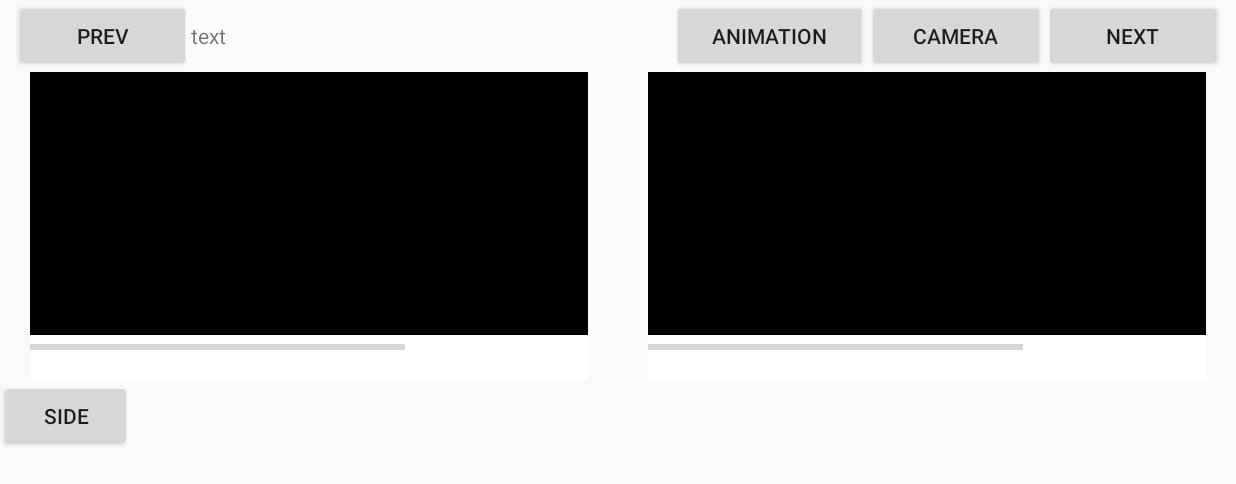
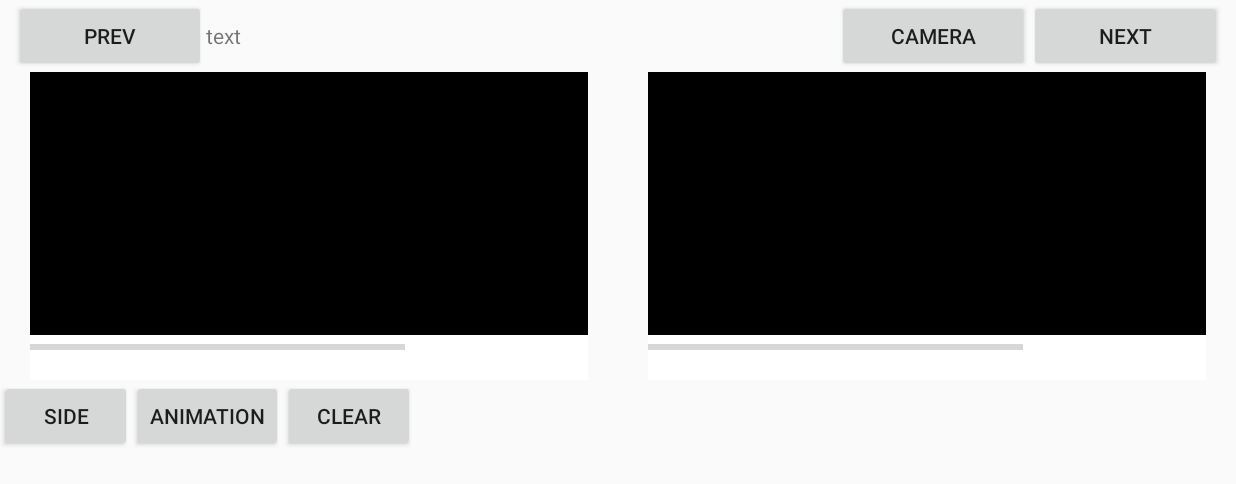
Before and after one commit to KPU-SATEH/hearmyheart, an Android app: the function2 screen opened directly, with no data from a screen before it, on a phone screen of 824 x 412 dp (held sideways). Shown: the top 484 px of the screen. Run offline under Robolectric (Android 15) with nearby library versions, the light colour scheme and no system bars; 3 statements that could not run were skipped.

Commit message:
gif download function performance upgrade

```diff
--- a/hearmyheart/app/src/main/java/com/example/hearmyheart/MainActivity.java
+++ b/hearmyheart/app/src/main/java/com/example/hearmyheart/MainActivity.java
@@ -17,7 +17,6 @@ import java.io.Serializable;
 import java.net.HttpURLConnection;
 import java.net.URL;
 import java.util.ArrayList;
-import java.util.HashMap;
 
 public class MainActivity extends AppCompatActivity implements Serializable {
     String myJSON;
@@ -33,8 +32,6 @@ public class MainActivity extends AppCompatActivity implements Serializable {
     private static final String TAG_GOOD ="good";
 
     JSONArray board = null;
-    ArrayList<HashMap<String, String>> boardList; // 게시판 내용을 담을 해쉬맵 배열리스트
-    HashMap<String, String> bbs;
 
     ArrayList<String> idx_list; // 키값 게시글을 구분하기 위하여 따로 저장
     ArrayList<String> title_list;
@@ -48,7 +45,7 @@ public class MainActivity extends AppCompatActivity implements Serializable {
         setContentView(R.layout.activity_main);
         idx_list = new ArrayList<>();
         title_list = new ArrayList<>();
-        getData("http://13.112.134.194/noticeboard.php");
+        getData("http://13.112.211.84/noticeboard.php");
 
         fnc1_btn = (Button) findViewById(R.id.fnc1_btn);
         fnc2_btn = (Button) findViewById(R.id.fnc2_btn);
--- a/hearmyheart/app/src/main/java/com/example/hearmyheart/function2.java
+++ b/hearmyheart/app/src/main/java/com/example/hearmyheart/function2.java
@@ -1,61 +1,101 @@
 package com.example.hearmyheart;
+
 import android.app.Activity;
 import android.hardware.Camera;
+import android.os.AsyncTask;
 import android.os.Bundle;
 import android.view.SurfaceHolder;
 import android.view.SurfaceView;
 import android.view.View;
 import android.view.WindowManager;
 import android.widget.Button;
+import android.widget.ProgressBar;
 import android.widget.TextView;
+import android.widget.Toast;
+
+import com.felipecsl.gifimageview.library.GifImageView;
 
 import java.util.ArrayList;
 
-public class function2 extends Activity {
+public class function2 extends Activity implements Runnable{
+    private SideFaceDialog mSideFaceDialog;
+    ProgressBar progressBar1,progressBar2;
+    int progress=0;
+    Thread thread;
+
+    private static final String TAG = "MainActivity";
+    private GifImageView gifImageView;
+    private Button btnToggle;
 
     private SurfaceView surfaceView;
     private SurfaceHolder surfaceHolder;
     private Camera camera;
-    boolean flag = false;
+    private boolean flag = false;
+    private boolean stopped = true;
     Button camera_btn,btn1,btn2;
     TextView tv;
-    ArrayList<String> list;
+    ArrayList<String> idx;
     ArrayList<String> title;
     int num;
+    byte[][] gif;
+
 
     @Override
-    protected void onCreate(Bundle savedInstanceState) {
+    public void onCreate(Bundle savedInstanceState){
         super.onCreate(savedInstanceState);
         getWindow().setFlags(WindowManager.LayoutParams.FLAG_FULLSCREEN, WindowManager.LayoutParams.FLAG_FULLSCREEN);
-        list = (ArrayList<String>) getIntent().getSerializableExtra("idx");
+        idx = (ArrayList<String>) getIntent().getSerializableExtra("idx");
         title = (ArrayList<String>) getIntent().getSerializableExtra("title");
-        num = Integer.parseInt(list.get(0));
+        num = Integer.parseInt(idx.get(0));
+        gif = new byte[4][];
+
+        getGif("http://13.112.211.84/");
+
 
         setContentView(R.layout.activity_function1);
+
+        progressBar1 = (ProgressBar) findViewById(R.id.progressBar1);
+        progressBar2 = (ProgressBar) findViewById(R.id.progressBar2);
+
         btn1 = (Button) findViewById(R.id.prev_btn);
         btn2 = (Button) findViewById(R.id.next_btn);
+        camera_btn = (Button) findViewById(R.id.button1);
+        btnToggle = (Button) findViewById(R.id.btnToggle);
+
         tv = (TextView) findViewById(R.id.text);
-        camera_btn = (Button) findViewById(R.id.button1);
-        surfaceView = (SurfaceView) findViewById(R.id.surfaceView);
+        surfaceView = (SurfaceView)findViewById(R.id.surfaceView);
         surfaceHolder = surfaceView.getHolder();
         surfaceHolder.addCallback(surfaceListener);
         surfaceHolder.setType(SurfaceHolder.SURFACE_TYPE_PUSH_BUFFERS);
 
+        gifImageView = (GifImageView) findViewById(R.id.gifImageView);
+        progressBar1.setProgress(0);
+        tv.setText(title.get(0));
+
+
         btn1.setOnClickListener(new View.OnClickListener() {
             @Override
             public void onClick(View view) {
+                stopped = false;
+                progressBar1.setProgress(0);
+                progress = 0;
                 if(num > 0) {
                     num--;
                     tv.setText(title.get(num));
+                    gifImageView.setBytes(gif[num]);
                 }
             }
         });
         btn2.setOnClickListener(new View.OnClickListener() {
             @Override
             public void onClick(View view) {
-                if(num < list.size()-1) {
+                stopped = false;
+                progressBar1.setProgress(0);
+                progress = 0;
+                if(num < idx.size()-1) {
                     num++;
                     tv.setText(title.get(num));
+                    gifImageView.setBytes(gif[num]);
                 }
             }
         });
@@ -63,18 +103,60 @@ public class function2 extends Activity {
         camera_btn.setOnClickListener(new View.OnClickListener() {
             @Override
             public void onClick(View view) {
-                if (flag) {
+                if(flag) {
                     surfaceView.setVisibility(View.INVISIBLE);
                     flag = false;
-                } else {
+                }
+                else {
                     surfaceView.setVisibility(View.VISIBLE);
                     flag = true;
                 }
             }
         });
+
+        btnToggle.setOnClickListener(new View.OnClickListener() {
+            @Override
+            public void onClick(View view) {
+                if (gifImageView.isAnimating()) {
+                    stopped = false;
+                    progressBar1.setProgress(progress);
+                    gifImageView.stopAnimation();
+                } else {
+                    stopped = true;
+                    progressBar1.setProgress(progress);
+                    gifImageView.startAnimation();
+                    thread = new Thread(function2.this);
+                    thread.start();
+                }
+            }
+        });
+
+        gifImageView.setOnAnimationStop(new GifImageView.OnAnimationStop() {
+            @Override public void onAnimationStop() {
+                runOnUiThread(new Runnable() {
+                    @Override public void run() {
+                        Toast.makeText(function2.this, "Animation stopped", Toast.LENGTH_SHORT).show();
+                    }
+                });
+            }
+        });
     }
 
-    /////////// 안드로이드 화면에 게시판 목록화를 띄우는 함수 //////////////////
+    public void run(){
+        while(progress<650&&stopped){
+            ++progress;
+            progressBar1.setProgress(progress);
+            try {
+                thread.sleep(10);
+            } catch (InterruptedException e) {
+                // TODO Auto-generated catch block
+                e.printStackTrace();
+            }
+        }
+        gifImageView.stopAnimation();
+        if(progress == 650)
+            progress = 0;
+    }
 
     private SurfaceHolder.Callback surfaceListener = new SurfaceHolder.Callback(){
 
@@ -89,8 +171,6 @@ public class function2 extends Activity {
             }
         }
 
-
-
         @Override
         public void surfaceChanged(SurfaceHolder holder, int format, int width, int height) {
             Camera.Parameters parameters = camera.getParameters();
@@ -104,4 +184,54 @@ public class function2 extends Activity {
             camera = null;
         }
     };
+
+    public void onClickView(View v){
+        switch (v.getId()) {
+            case R.id.btn_side:
+                mSideFaceDialog = new SideFaceDialog(this,
+                        "8월의 크리스마스!!",
+                        "영화보러가자~!!!",
+                        leftClickListener,
+                        rightClickListener);
+                mSideFaceDialog.show();
+                break;
+        }
+    }
+
+    private View.OnClickListener leftClickListener = new View.OnClickListener() {
+        @Override
+        public void onClick(View v) {
+            Toast.makeText(getApplicationContext(), "왼쪽버튼 Click!!",
+                    Toast.LENGTH_SHORT).show();
+        }
+    };
+
+    private View.OnClickListener rightClickListener = new View.OnClickListener() {
+        @Override
+        public void onClick(View v) {
+            Toast.makeText(getApplicationContext(), "오른쪽버튼 Click!!",
+                    Toast.LENGTH_SHORT).show();
+        }
+    };
+
+    public void getGif(String URL)
+    {
+        class GifDataDownloader extends AsyncTask<String, Void, byte[]> {
+            @Override protected byte[] doInBackground(final String... params) {
+                for(int i = 0 ; i < idx.size(); i++) {
+                    String gifUrl = params[0] + "test" + idx.get(i) + ".gif";
+                    gif[i] = ByteArrayHttpClient.get(gifUrl);
+                }
+
+                return null;
+            }
+            protected void onPostExecute(final byte[] bytes) {
+                Toast.makeText(function2.this, "complete", Toast.LENGTH_SHORT).show();
+            }
+        }
+        GifDataDownloader gifDown = new GifDataDownloader();
+        gifDown.execute(URL);
+    }
+
+
 }
--- a/hearmyheart/app/src/main/res/layout/activity_function1.xml
+++ b/hearmyheart/app/src/main/res/layout/activity_function1.xml
@@ -25,13 +25,6 @@
             android:layout_width="wrap_content"
             android:layout_height="wrap_content"
             android:text="text" />
-        <Button
-            android:layout_weight="1"
-            android:id="@+id/btnToggle"
-            android:text="Animation"
-            android:layout_gravity="center"
-            android:layout_width="wrap_content"
-            android:layout_height="wrap_content"/>
         <Button
             android:layout_weight="1"
             android:id="@+id/button1"
@@ -126,6 +119,9 @@
                 android:max="650"/>
         </LinearLayout>
     </LinearLayout>
+    <LinearLayout
+        android:layout_width="match_parent"
+        android:layout_height="wrap_content">
 
         <Button
             android:text="side"
@@ -133,4 +129,16 @@
             android:id="@+id/btn_side"
             android:layout_width="wrap_content"
             android:layout_height="wrap_content" />
+        <Button
+            android:id="@+id/btnToggle"
+            android:text="Animation"
+            android:layout_gravity="center"
+            android:layout_width="wrap_content"
+            android:layout_height="wrap_content"/>
+        <Button
+            android:id="@+id/clear"
+            android:text="clear"
+            android:layout_width="wrap_content"
+            android:layout_height="wrap_content" />
     </LinearLayout>
+</LinearLayout>
```
Also changed, not shown: hearmyheart/app/src/main/java/com/example/hearmyheart/GifDataDownloader.java (+3 -4 lines), hearmyheart/app/src/main/java/com/example/hearmyheart/function1.java (+14 -11 lines). Lines whose indentation alone changed are shown as unchanged.
